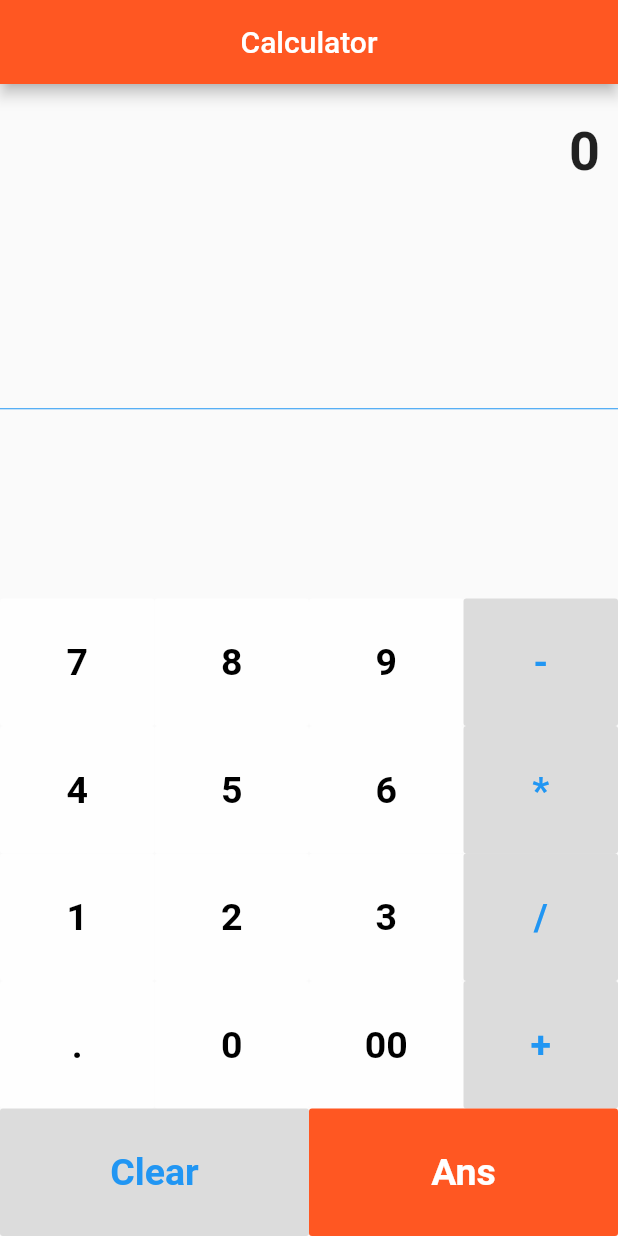
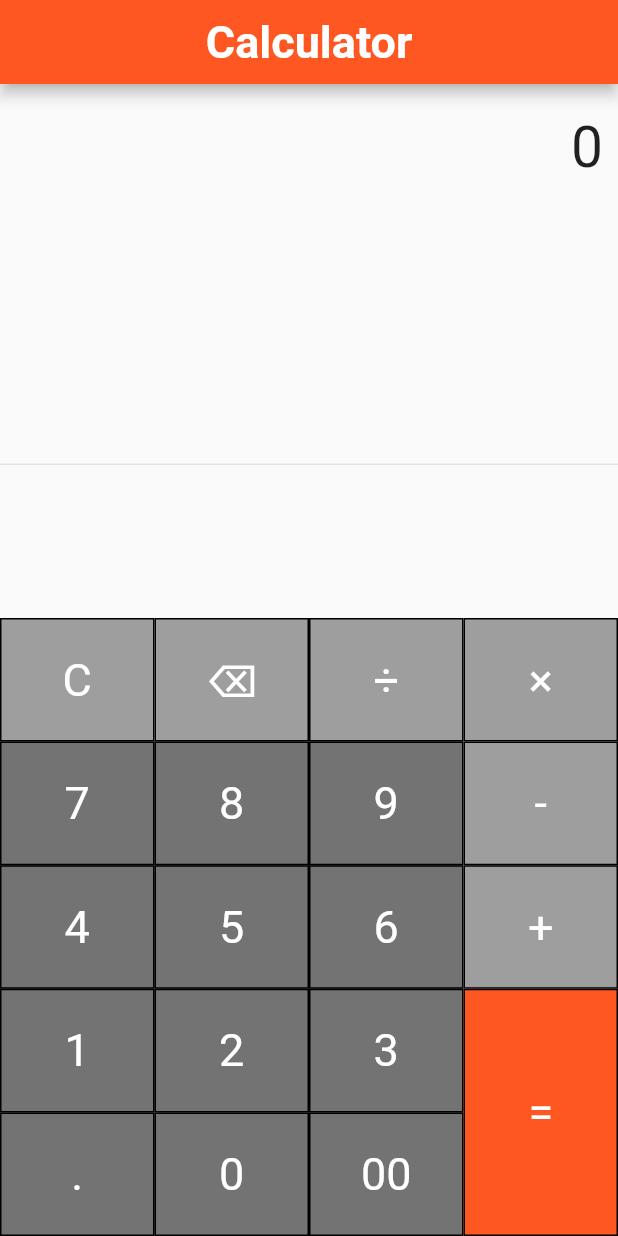
Before and after one commit to Anurodh437/Calculator-Using-Flutter, a Flutter app: the screen it shows after launch, on a phone screen of 412 x 824 dp. Run offline on Flutter 3.47's test engine with Material 2 defaults, Android fonts, the phone set to English and light mode, and no system bars; our stand-ins replace math_expressions.

Commit message:
Changed some functioning.

```diff
--- a/lib/main.dart
+++ b/lib/main.dart
@@ -1,168 +1,227 @@
 import 'package:flutter/material.dart';
+import 'package:flutter/widgets.dart';
 import 'package:math_expressions/math_expressions.dart';
+import 'dart:ui';
 
-void main() {
-  runApp(MyApp());
+void main(){
+  runApp(Calculator());
 }
-class MyApp extends StatelessWidget {
-  // This widget is the root of your application.
+
+class Calculator extends StatelessWidget {
   @override
   Widget build(BuildContext context) {
     return MaterialApp(
-      title: 'Calculator App',
-      theme: ThemeData(
-        primarySwatch: Colors.deepOrange,
-        visualDensity: VisualDensity.adaptivePlatformDensity,
-      ),
-      home: MyHomePage(title: 'Calculator'),
+      debugShowCheckedModeBanner: false,
+      title: "Simple Calculator",
+      theme: ThemeData(primarySwatch: Colors.deepOrange),
+      home: SimpleCalculator(),
     );
   }
 }
 
-class MyHomePage extends StatefulWidget {
-  MyHomePage({Key key, this.title}) : super(key: key);
-
-  final String title;
-
+class SimpleCalculator extends StatefulWidget {
   @override
-  _MyHomePageState createState() => _MyHomePageState();
+  _SimpleCalculatorState createState() => _SimpleCalculatorState();
 }
 
-class _MyHomePageState extends State<MyHomePage> {
+class _SimpleCalculatorState extends State<SimpleCalculator> {
 
-  String output = "0";
+  String equation = "0";
+  String result = "";
+  String expression = "";
+  double equationFont = 38.0;
+  double resultFont = 48.0;
 
-  String _output = "0";
-  double num1 = 0.0;
-  double num2 = 0.0;
-  String operand = "";
+  buttonPressed(String buttonText){
+    setState(() {
+      if(buttonText == "C"){
+        equation = "0";
+        result = "";
+        equationFont = 38.0;
+        resultFont = 48.0;
+      }
 
-
-  PressedButton(String buttonText) {
-
-    if (buttonText == "Clear") {
-       _output = "0";
-       num1 = 0.0;
-       num2 = 0.0;
-       operand = "";
-    }
-    else if (buttonText == "+" || buttonText == "-" || buttonText == "*" || buttonText == "/"){
-        num1 = double.parse(output);
-        operand = buttonText;
-        _output = "0";
-    }
-    else if (buttonText == ".") {
-      if (_output.contains(".")){
-        print("Already contains a decimal ");
-      }
-      else{
-        _output = _output + buttonText;
+      else if(buttonText == "⌫"){
+        equationFont = 48.0;
+        resultFont = 38.0;
+        equation = equation.substring(0, equation.length - 1);
+        if(equation == ""){
+          equation = "0";
         }
       }
-    else if (buttonText == "Ans"){
-      num2 = double.parse(output);
-      if (operand == "+"){
-        _output = (num1 + num2).toString();
+
+      else if(buttonText == "="){
+        equationFont = 38.0;
+        resultFont = 48.0;
+
+        expression = equation;
+        expression = expression.replaceAll('×', '*');
+        expression = expression.replaceAll('÷', '/');
+
+        try{
+          Parser p = Parser();
+          Expression exp = p.parse(expression);
+
+          ContextModel cm = ContextModel();
+          result = '${exp.evaluate(EvaluationType.REAL, cm)}';
+        }catch(e){
+          result = "Error";
         }
-      if (operand == "-"){
-        _output = (num1 - num2).toString();
+
       }
-      if (operand == "*"){
-        _output = (num1 * num2).toString();
+
+      else{
+        equationFont = 48.0;
+        resultFont = 38.0;
+        if(equation == "0"){
+          equation = buttonText;
+        }else {
+          equation = equation + buttonText;
         }
-      if (operand == "/"){
-        _output = (num1 / num2).toString();
       }
-      num1 = 0.0;
-      num2 = 0.0;
-      operand = "";
-    }
-    else {
-      _output = _output + buttonText;
-    }
-    print(_output);
-    setState(() {
-      output = double.parse(_output).toStringAsFixed(2);
     });
   }
 
-  Widget buttons(String buttontext,Color rang,Color rang1 ) {
-    return Expanded(
+  Widget buildButton(String buttonText, double buttonHeight, Color buttonColor){
+    return Container(
+      height: MediaQuery.of(context).size.height * 0.1 * buttonHeight,
+      color: buttonColor,
       child: FlatButton(
-        color: rang,
-        padding: EdgeInsets.all(28.0),
-        child: Text(buttontext,
+          shape: RoundedRectangleBorder(
+              borderRadius: BorderRadius.circular(0.0),
+              side: BorderSide(
+                  color: Colors.black,
+                  width: 1,
+                  style: BorderStyle.solid
+              )
+          ),
+          padding: EdgeInsets.all(16.0),
+          onPressed: () => buttonPressed(buttonText),
+          child: Text(
+            buttonText,
             style: TextStyle(
-            color: rang1,
-              fontSize: 25.0,
-              fontWeight: FontWeight.bold,
+                fontSize: 30.0,
+                fontWeight: FontWeight.normal,
+                color: Colors.white
             ),
-        ),
-        onPressed: () =>
-          PressedButton(buttontext)
+          )
       ),
     );
   }
 
+
   @override
   Widget build(BuildContext context) {
     return Scaffold(
-        appBar: AppBar(
-          title: Text(widget.title),
-          centerTitle: true,
+      appBar: AppBar(title: Text('Calculator',style: TextStyle(fontWeight: FontWeight.bold,fontSize: 30)),centerTitle: true),
+      body: Column(
+        children: <Widget>[
+
+
+          Container(
+            alignment: Alignment.centerRight,
+            padding: EdgeInsets.fromLTRB(10, 20, 10, 0),
+            child: Text(equation, style: TextStyle(fontSize: equationFont)),
           ),
-        body: Container(
-          child: Column(
+
+
+          Container(
+            alignment: Alignment.centerRight,
+            padding: EdgeInsets.fromLTRB(10, 30, 10, 0),
+            child: Text(result, style: TextStyle(fontSize: resultFont),),
+          ),
+
+
+          Expanded(
+            child: Divider(),
+          ),
+
+          Row(
+            mainAxisAlignment: MainAxisAlignment.center,
             children: <Widget>[
               Container(
-                child: Text(output,
-                  style: TextStyle(
-                    fontSize: 36,
-                    fontWeight: FontWeight.bold,
+                width: MediaQuery.of(context).size.width * .75,
+                child: Table(
+                  children: [
+                    TableRow(
+                        children: [
+                          buildButton("C", 1, Colors.grey),
+                          buildButton("⌫", 1, Colors.grey),
+                          buildButton("÷", 1, Colors.grey),
+                        ]
+                    ),
+
+                    TableRow(
+                        children: [
+                          buildButton("7", 1, Colors.black54),
+                          buildButton("8", 1, Colors.black54),
+                          buildButton("9", 1, Colors.black54),
+                        ]
+                    ),
+
+                    TableRow(
+                        children: [
+                          buildButton("4", 1, Colors.black54),
+                          buildButton("5", 1, Colors.black54),
+                          buildButton("6", 1, Colors.black54),
+                        ]
+                    ),
+
+                    TableRow(
+                        children: [
+                          buildButton("1", 1, Colors.black54),
+                          buildButton("2", 1, Colors.black54),
+                          buildButton("3", 1, Colors.black54),
+                        ]
+                    ),
+
+                    TableRow(
+                        children: [
+                          buildButton(".", 1, Colors.black54),
+                          buildButton("0", 1, Colors.black54),
+                          buildButton("00", 1, Colors.black54),
+                        ]
+                    ),
+                  ],
                 ),
               ),
-                alignment: Alignment.centerRight,
-                padding: EdgeInsets.symmetric(vertical: 24,horizontal: 12),
+
+
+              Container(
+                width: MediaQuery.of(context).size.width * 0.25,
+                child: Table(
+                  children: [
+                    TableRow(
+                        children: [
+                          buildButton("×", 1, Colors.grey),
+                        ]
                     ),
 
-              Expanded(
-                  child: Divider(color: Colors.blue,)
+                    TableRow(
+                        children: [
+                          buildButton("-", 1, Colors.grey),
+                        ]
                     ),
-              Column(
-                  children:[
-                    Row(
+
+                    TableRow(
                         children: [
-                          buttons("7",Colors.white70,Colors.black),
-                          buttons("8",Colors.white70,Colors.black),
-                          buttons("9",Colors.white70,Colors.black),
-                          buttons("-",Colors.black12,Colors.blue),
-                        ]),
-                    Row(children: [
-                      buttons("4",Colors.white70,Colors.black),
-                      buttons("5",Colors.white70,Colors.black),
-                      buttons("6",Colors.white70,Colors.black),
-                      buttons("*",Colors.black12,Colors.blue),
-                    ]),
-                    Row(children: [
-                      buttons("1",Colors.white70,Colors.black),
-                      buttons("2",Colors.white70,Colors.black),
-                      buttons("3",Colors.white70,Colors.black),
-                      buttons("/",Colors.black12,Colors.blue),
-                    ]),
-                    Row(children: [
-                      buttons(".",Colors.white70,Colors.black),
-                      buttons("0",Colors.white70,Colors.black),
-                      buttons("00",Colors.white70,Colors.black),
-                      buttons("+",Colors.black12,Colors.blue),
-                    ]),
-                    Row(children: [
-                      buttons("Clear",Colors.black12,Colors.blue),
-                      buttons("Ans",Colors.deepOrange,Colors.white),
-                    ]),
-                  ])
+                          buildButton("+", 1, Colors.grey),
+                        ]
+                    ),
+
+                    TableRow(
+                        children: [
+                          buildButton("=", 2, Colors.deepOrange),
+                        ]
+                    ),
                   ],
                 ),
               )
+            ],
+          ),
+
+        ],
+      ),
     );
   }
 }
```
Also changed, not shown: 5 other files. Lines whose indentation alone changed are shown as unchanged.
